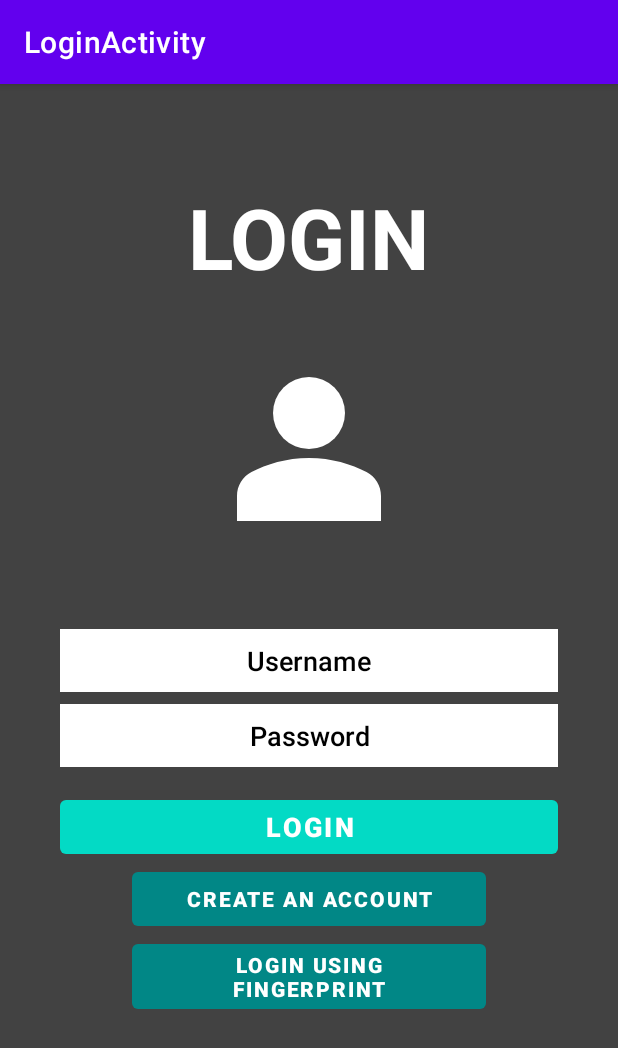
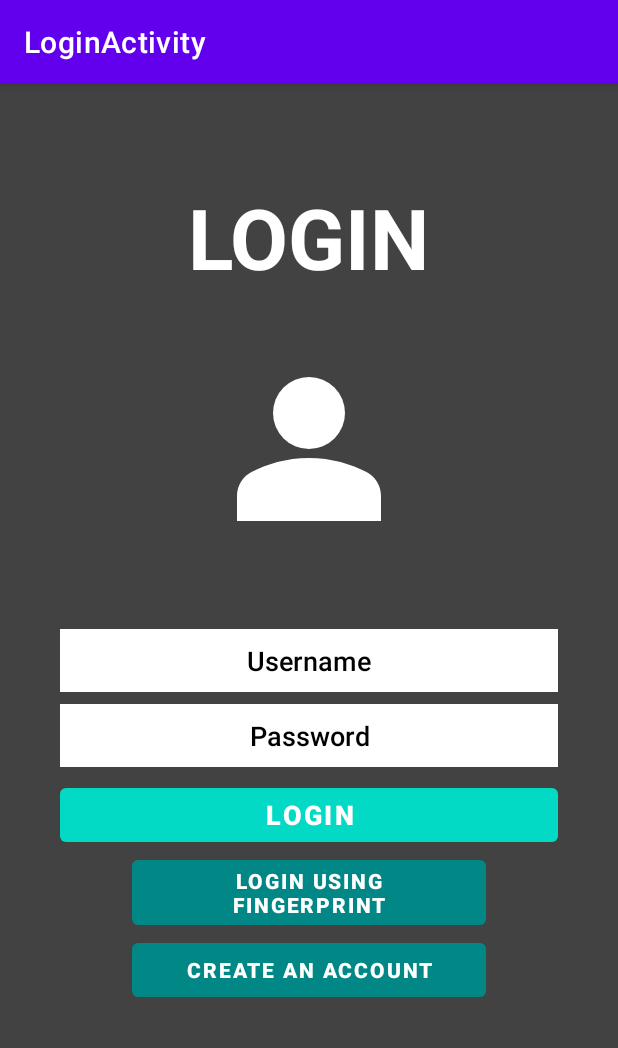
Before and after one commit to EetuHuusko/RemainderMobComp, an Android app: the screen it shows after launch (LoginActivity), on a phone screen of 412 x 824 dp. Shown: the top 1048 px of the screen. Run offline under Robolectric (Android 15) with nearby library versions, the phone set to English and light mode, and no system bars.

Commit message:
Fixed activity_login

```diff
--- a/app/src/main/java/com/example/mobilecomputing/LoginActivity.kt
+++ b/app/src/main/java/com/example/mobilecomputing/LoginActivity.kt
@@ -1,7 +1,7 @@
 package com.example.mobilecomputing
 
+import androidx.appcompat.app.AppCompatActivity
 import android.os.Bundle
-import androidx.appcompat.app.AppCompatActivity
 import android.content.Intent
 import android.content.Context
 import android.util.Log
@@ -38,6 +38,7 @@ class LoginActivity : AppCompatActivity() {
 
         binding.ChangeButton.setOnClickListener {
             Log.d("ChangeLogin", "Change Login Button Triggered")
+            // Change to Fingerprint Login
             startActivity(Intent(applicationContext, FingerLoginActivity::class.java))
         }
 
@@ -51,14 +52,14 @@ class LoginActivity : AppCompatActivity() {
     }
 
     private fun authentication() {
-        val input_username = findViewById<EditText>(R.id.loginUsername).text
-        val input_password = findViewById<EditText>(R.id.loginPassword).text
+        val inputUsername = findViewById<EditText>(R.id.loginUsername).text
+        val inputPassword = findViewById<EditText>(R.id.loginPassword).text
         val sharedPref = applicationContext.getSharedPreferences(
             getString(R.string.sharedPreferences), Context.MODE_PRIVATE)
-        val saved_username = sharedPref.getString("username", null)
-        val saved_password = sharedPref.getString("password", null)
-        if(input_username.toString().equals(saved_username)) {
-            if(input_password.toString().equals(saved_password)) {
+        val savedUsername = sharedPref.getString("username", null)
+        val savedPassword = sharedPref.getString("password", null)
+        if(inputUsername.toString() == savedUsername) {
+            if(inputPassword.toString() == savedPassword) {
                 applicationContext.getSharedPreferences(
                     getString(R.string.sharedPreferences),
                     Context.MODE_PRIVATE
@@ -70,9 +71,9 @@ class LoginActivity : AppCompatActivity() {
     }
 
     private fun checkLoginStatus() {
-        val login_status = applicationContext.getSharedPreferences(getString(R.string.sharedPreferences), Context.MODE_PRIVATE).getInt("LoginStatus", 0)
+        val loginStatus = applicationContext.getSharedPreferences(getString(R.string.sharedPreferences), Context.MODE_PRIVATE).getInt("LoginStatus", 0)
 
-        if(login_status == 1){
+        if(loginStatus == 1){
             startActivity(Intent(applicationContext, MainActivity::class.java))
         }
     }
--- a/app/src/main/res/layout/activity_login.xml
+++ b/app/src/main/res/layout/activity_login.xml
@@ -13,7 +13,7 @@
         android:layout_gravity="start"
         android:layout_marginStart="24dp"
         android:layout_marginLeft="24dp"
-        android:layout_marginTop="16dp"
+        android:layout_marginTop="8dp"
         android:layout_marginEnd="24dp"
         android:layout_marginRight="24dp"
         android:enabled="false"
@@ -43,9 +43,9 @@
         android:textStyle="bold"
         app:backgroundTint="@color/teal_700"
         app:layout_constraintEnd_toEndOf="parent"
-        app:layout_constraintHorizontal_bias="1.0"
+        app:layout_constraintHorizontal_bias="0.062"
         app:layout_constraintStart_toStartOf="parent"
-        app:layout_constraintTop_toBottomOf="@+id/LoginButton" />
+        app:layout_constraintTop_toBottomOf="@+id/ChangeButton" />
 
     <Button
         android:id="@+id/ChangeButton"
@@ -64,7 +64,7 @@
         app:backgroundTint="@color/teal_700"
         app:layout_constraintEnd_toEndOf="parent"
         app:layout_constraintStart_toStartOf="parent"
-        app:layout_constraintTop_toBottomOf="@+id/CreateButton" />
+        app:layout_constraintTop_toBottomOf="@+id/LoginButton" />
 
     <EditText
         android:id="@+id/loginUsername"
```
